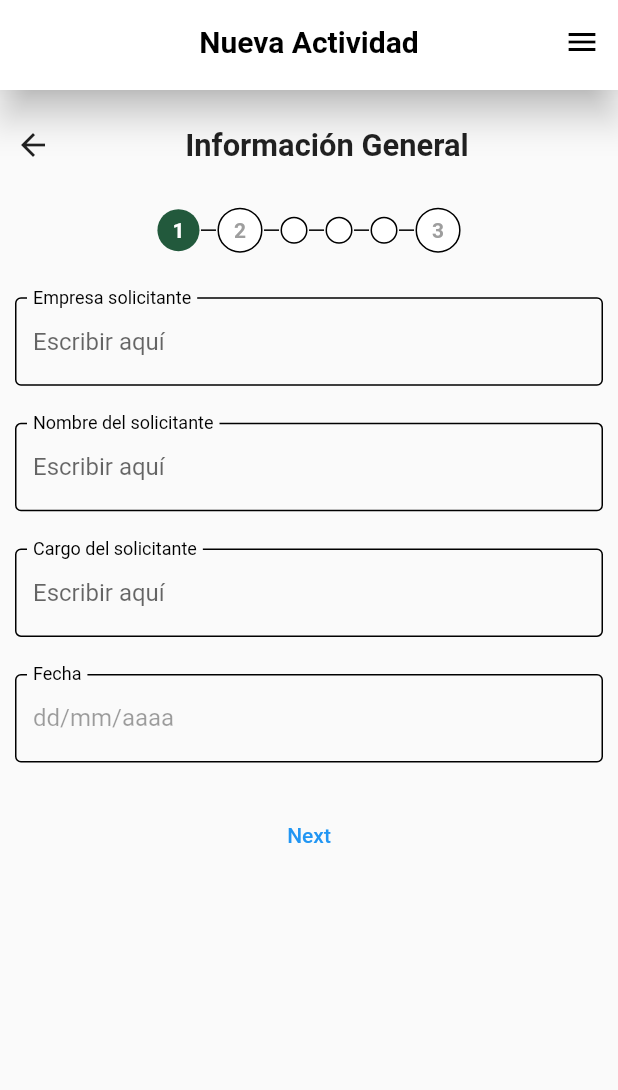
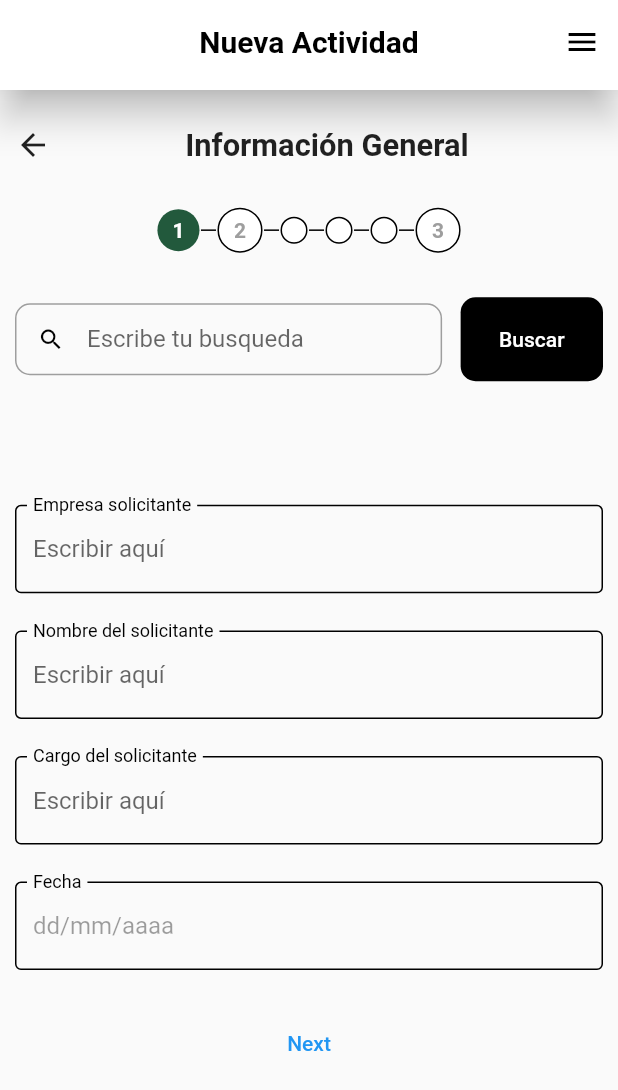
Before and after one commit to MIGUELMEDRAN/widget, a Flutter app: the screen it shows after launch, on a phone screen of 412 x 824 dp. Shown: the top 1090 px of the screen. Run offline on Flutter 3.47's test engine with Material 2 defaults, Android fonts, the phone set to English and light mode, and no system bars; missing offline and left inert: change_notifier_builder.

Commit message:
SearchBar

```diff
--- a/lib/screens/create_activity/general_information_screen.dart
+++ b/lib/screens/create_activity/general_information_screen.dart
@@ -1,6 +1,7 @@
 import 'package:flutter/material.dart';
 import 'package:pruebas/widgets/custom_text_form_field.dart';
 import 'package:pruebas/widgets/date_text_form_field.dart';
+import 'package:pruebas/widgets/search_bar.dart';
 
 class GeneralnformationScreen extends StatelessWidget {
   GeneralnformationScreen({Key? key}) : super(key: key);
@@ -11,6 +12,16 @@ class GeneralnformationScreen extends StatelessWidget {
 
     return Column(
       children: [
+
+        SearchBar(
+          labelTextField: 'Escribe tu busqueda',
+          labelButton: 'Buscar',
+          onSearch: (value){
+            print(value);
+          },
+        ),
+        SizedBox(height: size.height * 0.1),
+
         CustomTextFormField(
           label: 'Empresa solicitante',
           hintText: 'Escribir aquí',
--- /dev/null
+++ b/lib/widgets/search_bar.dart
@@ -0,0 +1,74 @@
+import 'package:flutter/material.dart';
+
+class SearchBar extends StatelessWidget {
+  final String labelTextField;
+  final String labelButton;
+  final void Function(String value) onSearch;
+
+  String valueTextField = '';
+
+  SearchBar({
+    Key? key,
+    required this.labelTextField,
+    required this.labelButton,
+    required this.onSearch,
+  }) : super(key: key);
+
+  @override
+  Widget build(BuildContext context) {
+    final size = MediaQuery.of(context).size;
+    return Row(
+      children: [
+        Expanded(
+          flex: 3,
+          child: TextField(
+            cursorColor: Colors.black,
+            decoration: InputDecoration(
+              isDense: true,
+              contentPadding: const EdgeInsets.all(1),
+              enabledBorder: OutlineInputBorder(
+                borderRadius: BorderRadius.circular(10),
+                borderSide: const BorderSide(
+                  color: Colors.grey
+                )
+              ),
+              focusedBorder: OutlineInputBorder(
+                borderRadius: BorderRadius.circular(10),
+              ),
+              label: Text(labelTextField),
+              floatingLabelBehavior: FloatingLabelBehavior.never,
+              prefixIcon: const Icon(
+                Icons.search,
+                color: Colors.black,
+              ),
+            ),
+            onChanged: (value) => valueTextField = value,
+          ),
+        ),
+        SizedBox(width: size.width * 0.03),
+        Expanded(
+          child: TextButton(
+            style: ButtonStyle(
+              backgroundColor: MaterialStateProperty.all(Colors.black),
+              padding: MaterialStateProperty.all(const EdgeInsets.symmetric(vertical: 20)),
+              shape: MaterialStateProperty.all(
+                RoundedRectangleBorder(
+                  borderRadius: BorderRadius.circular(10)
+                ),
+              ),
+            ),
+            child: Text(
+              labelButton,
+              style: const TextStyle(
+                color: Colors.white,
+              ),
+            ),
+            onPressed: () {
+              onSearch(valueTextField);
+            },
+          ),
+        )
+      ],
+    );
+  }
+}
```
